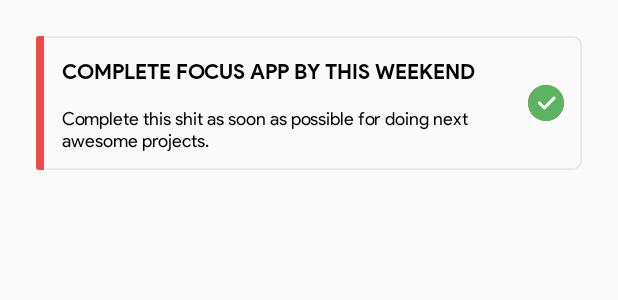
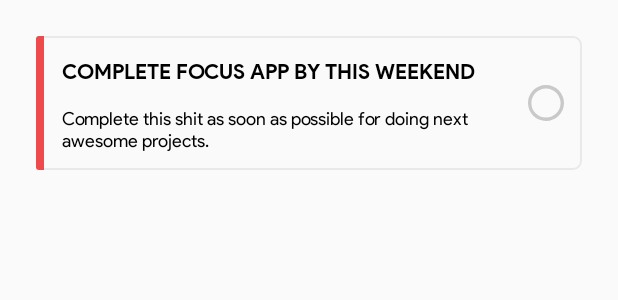
Before and after one commit to captain82/Focus, an Android app: the layout task_recycler_item.xml on its own in the app's theme, with its tools: preview values and no code run, on a phone screen of 412 x 824 dp. Shown: the top 300 px of the screen. Run offline under Robolectric (Android 15) with nearby library versions, the phone set to English and light mode, and no system bars.

```diff
--- a/app/src/main/java/com/example/focus/CONST.kt
+++ b/app/src/main/java/com/example/focus/CONST.kt
@@ -7,6 +7,8 @@ object CONST {
     const val TITLE = "TITLE"
     const val DESC = "DESC"
     const val IS_EDIT = "IS_EDIT"
+    const val ID = "ID"
+
 
     fun convertDpToPixels(dp: Float, context: Context): Int {
         val res = context.resources
--- a/app/src/main/res/drawable/ic_circle.xml
+++ b/app/src/main/res/drawable/ic_circle.xml
@@ -5,5 +5,5 @@
     android:viewportHeight="512">
   <path
       android:pathData="M255.832,48.032c114.859,0.096 207.896,93.277 207.8,208.137s-93.277,207.896 -208.137,207.8C140.7,463.872 47.695,370.795 47.695,256C47.871,141.149 140.981,48.112 255.832,48.032M255.832,0C114.443,0.096 -0.096,114.779 0,256.168S114.779,512.096 256.168,512C397.485,511.904 512,397.317 512,256C511.952,114.571 397.261,-0.048 255.832,0z"
-      android:fillColor="@color/darkRed"/>
+      android:fillColor="#c9c9c9"/>
 </vector>
--- a/app/src/main/res/layout/activity_main.xml
+++ b/app/src/main/res/layout/activity_main.xml
@@ -55,7 +55,7 @@
         app:layout_constraintStart_toStartOf="parent"
         app:layout_constraintEnd_toEndOf="parent"
         android:orientation="vertical"
-        android:paddingBottom="24dp"
+        android:paddingBottom="84dp"
         android:clipToPadding="false"
         android:layout_marginTop="6dp"
         app:layout_constraintTop_toBottomOf="@id/date"
--- a/app/src/main/res/layout/task_recycler_item.xml
+++ b/app/src/main/res/layout/task_recycler_item.xml
@@ -54,7 +54,7 @@
             android:id="@+id/radioButtonChecked"
             android:layout_width="24dp"
             android:layout_height="24dp"
-            android:visibility="visible"
+            android:visibility="gone"
             app:layout_constraintEnd_toEndOf="parent"
             android:layout_marginEnd="12dp"
             android:src="@drawable/ic_check_complete"
```
Also changed, not shown: app/src/main/java/com/example/focus/EmptyActivity.kt (+23 -4 lines), app/src/main/java/com/example/focus/RecyclerViewAdapter.kt (+6 -1 lines), app/src/main/java/com/example/focus/TaskDao.kt (+4 -4 lines), app/src/main/java/com/example/focus/TaskViewModel.kt (+7 -0 lines).
